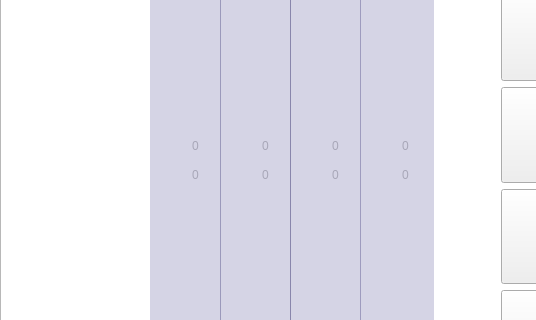
Old version of the form yahtzeemainwin.ui in the repository MarkusEson/GUI-PROJ; both pictures show x 0 to 536 and y 114 to 434 of the 650 by 665 pixel window.
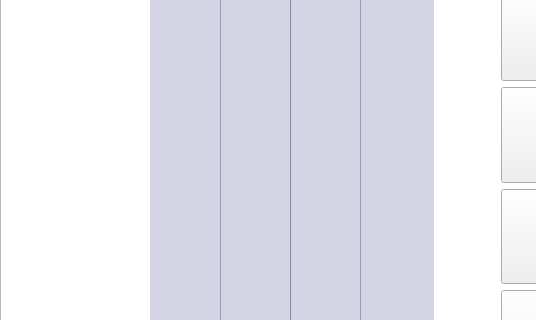
New version of the form. Icons and pictures are not drawn.

```diff
--- a/yahtzeemainwin.ui
+++ b/yahtzeemainwin.ui
@@ -88,7 +88,7 @@
         </size>
        </property>
        <property name="text">
-        <string>0</string>
+        <string> </string>
        </property>
        <property name="flat">
         <bool>true</bool>
@@ -545,7 +545,7 @@
         </size>
        </property>
        <property name="text">
-        <string>0</string>
+        <string> </string>
        </property>
        <property name="flat">
         <bool>true</bool>
@@ -706,7 +706,7 @@
         </size>
        </property>
        <property name="text">
-        <string>0</string>
+        <string> </string>
        </property>
        <property name="flat">
         <bool>true</bool>
@@ -933,7 +933,7 @@
         </size>
        </property>
        <property name="text">
-        <string>0</string>
+        <string> </string>
        </property>
        <property name="flat">
         <bool>true</bool>
@@ -1604,7 +1604,7 @@
         </size>
        </property>
        <property name="text">
-        <string>0</string>
+        <string> </string>
        </property>
        <property name="flat">
         <bool>true</bool>
@@ -1635,7 +1635,7 @@
         </size>
        </property>
        <property name="text">
-        <string>0</string>
+        <string> </string>
        </property>
        <property name="flat">
         <bool>true</bool>
@@ -2079,7 +2079,7 @@
         </size>
        </property>
        <property name="text">
-        <string>0</string>
+        <string> </string>
        </property>
        <property name="flat">
         <bool>true</bool>
@@ -2278,7 +2278,7 @@
         </size>
        </property>
        <property name="text">
-        <string>0</string>
+        <string> </string>
        </property>
        <property name="flat">
         <bool>true</bool>
```
Left out of the diff: 161 changed lines with no effect on the pictures.
